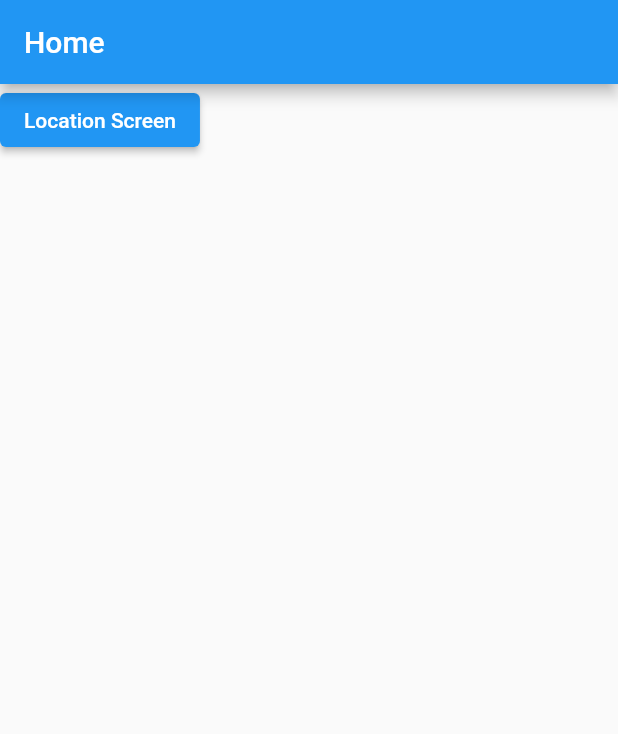
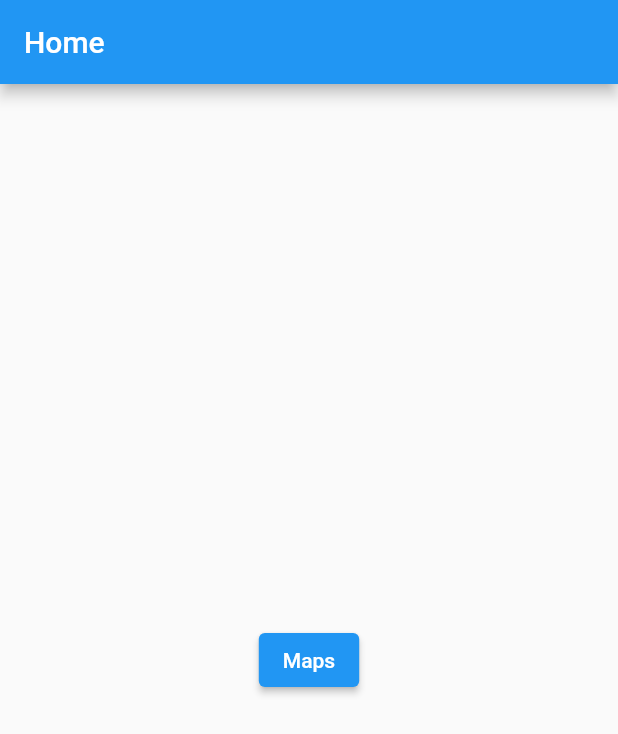
Before and after one commit to mohi-nettari/-Food-Delivery, a Flutter app: the screen it shows after launch, on a phone screen of 412 x 824 dp. Shown: the top 734 px of the screen. Run offline on Flutter 3.47's test engine with Material 2 defaults, Android fonts, the phone set to English and light mode, and no system bars.

Commit message:
adding multiple screens and allowing navigating between them using named router

```diff
--- a/lib/Screens/Home/home_screen.dart
+++ b/lib/Screens/Home/home_screen.dart
@@ -15,13 +15,19 @@ class HomeScreen extends StatelessWidget {
   Widget build(BuildContext context) {
     return Scaffold(
       appBar: AppBar(title: Text('Home'),),
-      body: ElevatedButton(
-    child: Text('Location Screen'),
-        onPressed: () {
-              Navigator.pushNamed(context, '/location');
-        },
+
+      body: Center(
+
+        child: ElevatedButton(
+        //    icon: Icon(Icons.map_rounded),  //icon data for elevated button
+          //  label: Text("Maps"),
+     child: Text('Maps'),
+          onPressed: () {
+                Navigator.pushNamed(context, '/location');
+          },
 
     ),
+      ),
     );
   }
 
--- a/lib/config/app_router.dart
+++ b/lib/config/app_router.dart
@@ -2,6 +2,13 @@ import 'package:flutter/cupertino.dart';
 import 'package:flutter/material.dart';
 import 'package:food_delivery_app/Screens/Home/home_screen.dart';
 import 'package:food_delivery_app/Screens/Locations/locations_screen.dart';
+import 'package:food_delivery_app/Screens/basket/basket_screen.dart';
+import 'package:food_delivery_app/Screens/checkout/checkout_screen.dart';
+import 'package:food_delivery_app/Screens/delivery_time/delivery_screen.dart';
+import 'package:food_delivery_app/Screens/filter/filter_screen.dart';
+import 'package:food_delivery_app/Screens/restourant_details/restourant_details.dart';
+import 'package:food_delivery_app/Screens/restourant_listing/restourant_listing.dart';
+import 'package:food_delivery_app/Screens/voucher/voucher_screen.dart';
 
 class AppRouter{
   static Route onGenerateRout(RouteSettings settings){
@@ -9,10 +16,33 @@ class AppRouter{
     switch (settings.name){
       case '/' :
         return HomeScreen.route();
+
       case HomeScreen.routeName:
         return HomeScreen.route();
+
       case LocationScreen.routeName:
         return LocationScreen.route();
+
+      case BasketScreen.routeName :
+        return BasketScreen.route();
+
+      case CheckoutScreen.routeName:
+        return CheckoutScreen.route();
+
+      case DeliveryTimeScreen.routeName:
+        return DeliveryTimeScreen.route();
+
+      case FilterScreen.routeName:
+        return FilterScreen.route();
+
+      case RestaurantDetailsScreen.routeName:
+        return RestaurantDetailsScreen.route();
+
+      case RestaurantListingScreen.routeName:
+        return RestaurantListingScreen.route();
+
+      case VoucherScreen.routeName:
+        return VoucherScreen.route();
         break;
       default:
        return _errourRout();
```
Also changed, not shown: lib/Screens/Locations/locations_screen.dart (+12 -0 lines), lib/Screens/basket/basket_screen.dart (added, +34 -0 lines), lib/Screens/checkout/checkout_screen.dart (added, +34 -0 lines), lib/Screens/delivery_time/delivery_screen.dart (added, +34 -0 lines), lib/Screens/filter/filter_screen.dart (added, +34 -0 lines), lib/Screens/restourant_details/restourant_details.dart (added, +34 -0 lines), lib/Screens/restourant_listing/restourant_listing.dart (added, +34 -0 lines), lib/Screens/screens.dart (+7 -0 lines), lib/Screens/voucher/voucher_screen.dart (added, +34 -0 lines).
